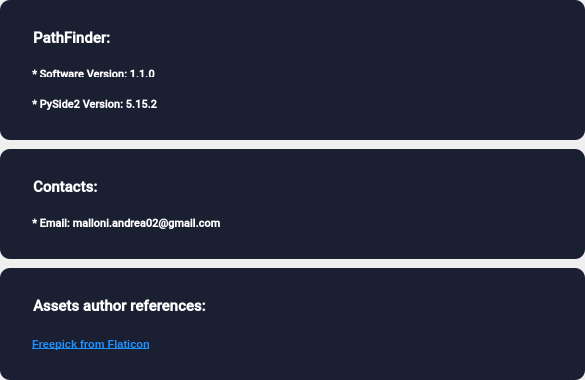
Before: the Qt Designer form UI/info.ui in AndreaMalloni/Pathfinder, drawn with Qt 5.
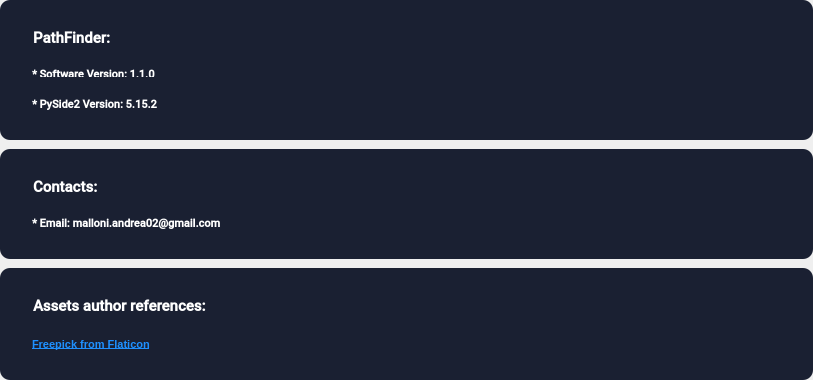
After: the same form once the commit is applied.

Patch:
```diff
--- a/UI/info.ui
+++ b/UI/info.ui
@@ -6,7 +6,7 @@
    <rect>
     <x>0</x>
     <y>0</y>
-    <width>585</width>
+    <width>813</width>
     <height>378</height>
    </rect>
   </property>
```
